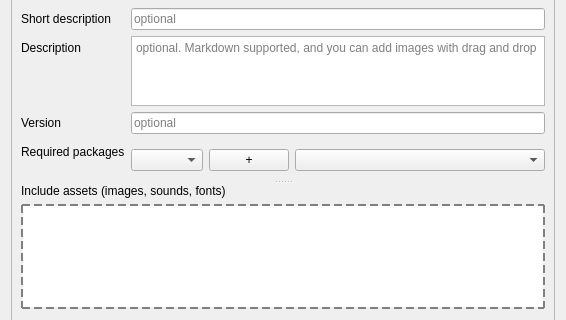
This is src/ui/dlgPackageExporter.ui in Mudlet/Mudlet as Qt 5 draws it before an edit; both pictures show x 0 to 566 and y 356 to 676 of the 566 by 825 pixel window. The edited form follows.
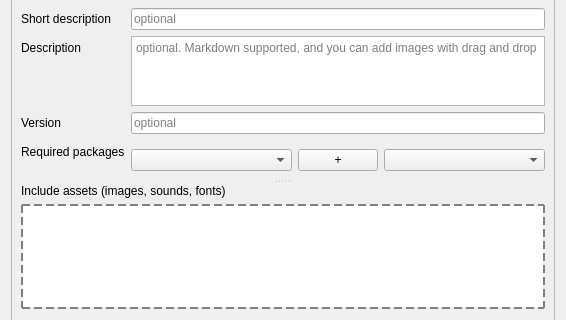
This is the edited form. Custom widgets are drawn as their Qt base class.

Commit message:
Revise: further tweaks to make some elements expand horizontally
Also fix another spelling mistake in `pushBotton_openInfos`
==> `pushButton_openInfos` .

Patch:
```diff
--- a/src/ui/dlgPackageExporter.ui
+++ b/src/ui/dlgPackageExporter.ui
@@ -52,6 +52,12 @@
    </item>
    <item>
     <widget class="QSplitter" name="splitter_metadata">
+     <property name="sizePolicy">
+      <sizepolicy hsizetype="Expanding" vsizetype="Expanding">
+       <horstretch>0</horstretch>
+       <verstretch>0</verstretch>
+      </sizepolicy>
+     </property>
      <property name="orientation">
       <enum>Qt::Vertical</enum>
      </property>
@@ -76,7 +82,7 @@
      </widget>
      <widget class="QFrame" name="frame_metadata">
       <property name="sizePolicy">
-       <sizepolicy hsizetype="Minimum" vsizetype="Maximum">
+       <sizepolicy hsizetype="Expanding" vsizetype="Maximum">
         <horstretch>0</horstretch>
         <verstretch>0</verstretch>
        </sizepolicy>
@@ -109,10 +115,22 @@
        </item>
        <item>
         <widget class="QSplitter" name="splitter_metadataAssets">
+         <property name="sizePolicy">
+          <sizepolicy hsizetype="Expanding" vsizetype="Expanding">
+           <horstretch>0</horstretch>
+           <verstretch>0</verstretch>
+          </sizepolicy>
+         </property>
          <property name="orientation">
           <enum>Qt::Vertical</enum>
          </property>
          <widget class="QWidget" name="widget_optionalsForm" native="true">
+          <property name="sizePolicy">
+           <sizepolicy hsizetype="Expanding" vsizetype="Preferred">
+            <horstretch>0</horstretch>
+            <verstretch>0</verstretch>
+           </sizepolicy>
+          </property>
           <layout class="QFormLayout" name="formLayout_metadata">
            <property name="leftMargin">
             <number>0</number>
@@ -285,7 +303,13 @@
            </item>
            <item row="5" column="1">
             <widget class="QWidget" name="widget_requiredPackages" native="true">
-             <layout class="QHBoxLayout" name="horizontalLayout_dependencies">
+             <property name="sizePolicy">
+              <sizepolicy hsizetype="Expanding" vsizetype="Preferred">
+               <horstretch>0</horstretch>
+               <verstretch>0</verstretch>
+              </sizepolicy>
+             </property>
+             <layout class="QHBoxLayout" name="horizontalLayout_dependencies" stretch="1,0,1">
               <property name="leftMargin">
                <number>0</number>
               </property>
@@ -295,17 +319,11 @@
               <item>
                <widget class="QComboBox" name="DependencyList">
                 <property name="sizePolicy">
-                 <sizepolicy hsizetype="Maximum" vsizetype="Fixed">
+                 <sizepolicy hsizetype="Expanding" vsizetype="Fixed">
                   <horstretch>0</horstretch>
                   <verstretch>0</verstretch>
                  </sizepolicy>
                 </property>
-                <property name="maximumSize">
-                 <size>
-                  <width>150</width>
-                  <height>16777215</height>
-                 </size>
-                </property>
                </widget>
               </item>
               <item alignment="Qt::AlignHCenter">
```
Left out of the diff: 16 changed lines with no effect on the pictures.
